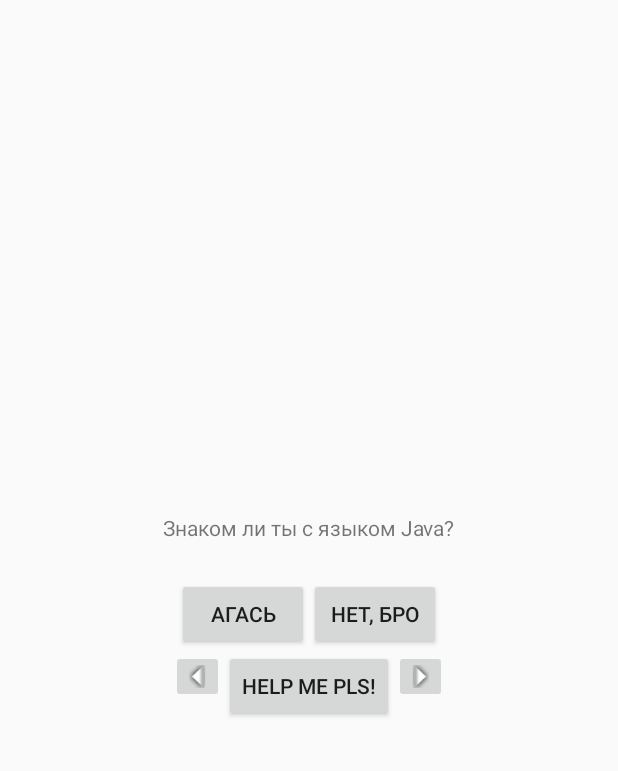
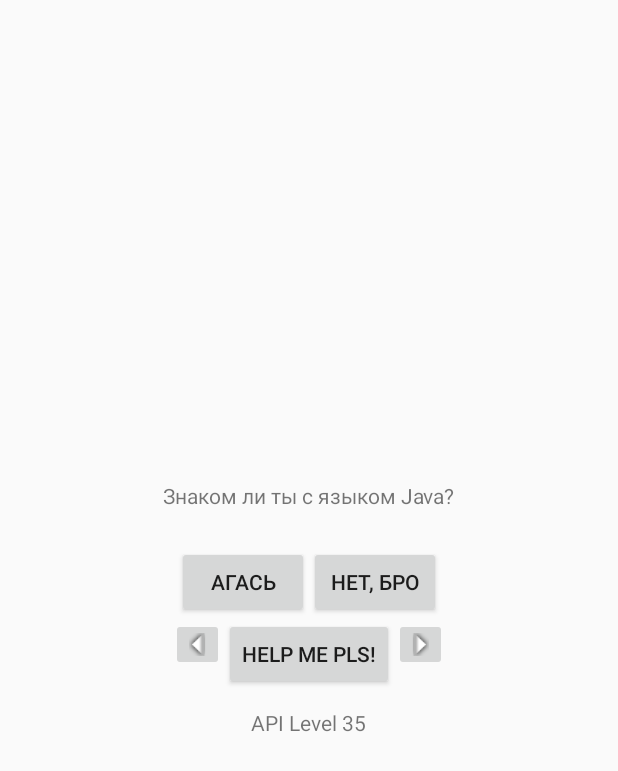
Before and after one commit to MSnake/HelloAndroid, an Android app: the screen it shows after launch (QuizActivity), on a phone screen of 412 x 824 dp. Shown: the top 771 px of the screen. Run offline under Robolectric (Android 15) with nearby library versions, the phone set to English and light mode, and no system bars; 4 statements that could not run were skipped.

Commit message:
Взаимодействие двух форм(Activities): -Intent -StartActivityForResult -SetResult -OnActivityResult В добавок: +Build.Version +Toast

```diff
--- a/build.gradle
+++ b/build.gradle
@@ -5,7 +5,7 @@ buildscript {
         jcenter()
     }
     dependencies {
-        classpath 'com.android.tools.build:gradle:2.1.2'
+        classpath 'com.android.tools.build:gradle:2.1.3'
 
         // NOTE: Do not place your application dependencies here; they belong
         // in the individual module build.gradle files
--- a/geoquiz/src/main/java/com/example/android/geoquiz/QuizActivity.java
+++ b/geoquiz/src/main/java/com/example/android/geoquiz/QuizActivity.java
@@ -3,6 +3,7 @@ package com.example.android.geoquiz;
 import android.app.Activity;
 import android.content.Intent;
 import android.net.Uri;
+import android.os.Build;
 import android.os.Bundle;
 import android.support.design.widget.FloatingActionButton;
 import android.support.design.widget.Snackbar;
@@ -28,10 +29,11 @@ public class QuizActivity extends Activity {
 
     private static final String TAG="QuizActivity";
     private  static final String KEY_INDEX="index";
+    private  static final String CHEAT_MARKER="cheat";
     private Button mTrueButton;
     private Button mFalseButton;
     private Button helpButton;
-    private boolean helpUsed;
+    private boolean helpUsed = false;
 
     @Override
     protected void onActivityResult(int requestCode, int resultCode, Intent data) {
@@ -42,6 +44,7 @@ public class QuizActivity extends Activity {
         else
         {
             helpUsed = data.getBooleanExtra(HelpActivity.EXTRA_SHOWN_ANSWER,false);
+            updateCheating(currentIndex);
         }
     }
 
@@ -67,13 +70,26 @@ public class QuizActivity extends Activity {
 
     private void updateQuestion(){
         int question = questionData[currentIndex].getQuestion();
+        helpUsed = false;
         questView.setText(question);
+    }
+
+    private void updateCheating(int quest){
+        if (helpUsed)
+        {
+            questionData[quest].setUsedHelp(true);
+        }
+        else
+        {
+            questionData[quest].setUsedHelp(false);
+        }
+
     }
 
     private void checkAnswer(boolean userAnswer){
         boolean realAnswer = questionData[currentIndex].isTrueQuestion();
         int message;
-        if (userAnswer){
+        if (questionData[currentIndex].isUsedHelp()){
             message = R.string.joke_toast;
         }
         else
@@ -100,11 +116,13 @@ public class QuizActivity extends Activity {
         Log.d(TAG,"OnCreate(Bundle) called");
         setContentView(R.layout.content_quiz);
 
-        helpUsed = false;
         questView = (TextView) findViewById(R.id.question_text_view);
         if (savedInstanceState !=null)
         {
             currentIndex = savedInstanceState.getInt(KEY_INDEX,0);
+            helpUsed = savedInstanceState.getBoolean(CHEAT_MARKER,false);
+            updateCheating(currentIndex);
+
         }
         updateQuestion();
         questView.setOnClickListener(new View.OnClickListener() {
@@ -171,6 +189,10 @@ public class QuizActivity extends Activity {
             }
         });
 
+        TextView version = (TextView) findViewById(R.id.sdk_version_textView);
+        String str = "API Level "+ Build.VERSION.SDK_INT;
+        version.setText(str);
+
         client = new GoogleApiClient.Builder(this).addApi(AppIndex.API).build();
     }
 
@@ -221,6 +243,7 @@ public class QuizActivity extends Activity {
     protected void onSaveInstanceState(Bundle outState) {
         super.onSaveInstanceState(outState);
         Log.d(TAG,"OnSaveInstanceState(Bundle) called");
+        outState.putBoolean(CHEAT_MARKER,helpUsed);
         outState.putInt(KEY_INDEX,currentIndex);
     }
 
--- a/geoquiz/src/main/res/layout-land/content_quiz.xml
+++ b/geoquiz/src/main/res/layout-land/content_quiz.xml
@@ -33,6 +33,20 @@
             android:layout_height="wrap_content"
             android:text="@string/false_button"/>
     </LinearLayout>
+    <LinearLayout
+        android:layout_width="wrap_content"
+        android:layout_height="wrap_content"
+        android:orientation="horizontal"
+        android:paddingBottom="30dp"
+        android:layout_gravity="bottom|center">
+        <TextView
+            android:id="@+id/sdk_version_textView"
+            android:layout_width="wrap_content"
+            android:layout_height="wrap_content"
+            android:padding="12dp"
+            android:text=""
+            />
+    </LinearLayout>
 
     <Button
         android:id="@+id/help_button"
--- a/geoquiz/src/main/res/layout-port/content_quiz.xml
+++ b/geoquiz/src/main/res/layout-port/content_quiz.xml
@@ -53,4 +53,12 @@
             android:src="@drawable/arrow_right"/>
     </LinearLayout>
 
+    <TextView
+        android:id="@+id/sdk_version_textView"
+        android:layout_width="wrap_content"
+        android:layout_height="wrap_content"
+        android:padding="12dp"
+        android:text=""
+        />
+
 </LinearLayout>
--- a/geoquiz/src/main/res/values/strings.xml
+++ b/geoquiz/src/main/res/values/strings.xml
@@ -9,7 +9,7 @@
     <string name="help_button">Help me pls!</string>
     <string name="show_answer_button">Стоит!</string>
     <string name="warning_text">Может оно того не стоит, бро?</string>
-    <string name="joke_toast">Ахаха, слабак!</string>
+    <string name="joke_toast">Подсматривать ответы не ОК, бро!</string>
     <string name="true_button">Агась</string>
     <string name="false_button">Нет, бро</string>
     <string name="next_button">Go-next</string>
```
Also changed, not shown: geoquiz/src/main/java/com/example/android/geoquiz/HelpActivity.java (+32 -2 lines), geoquiz/src/main/java/com/example/android/geoquiz/TrueFalse.java (+10 -0 lines), geoquiz/src/main/res/layout-land/help_quiz.xml (+7 -0 lines), geoquiz/src/main/res/layout-port/help_quiz.xml (+8 -0 lines), gradle/wrapper/gradle-wrapper.properties.
